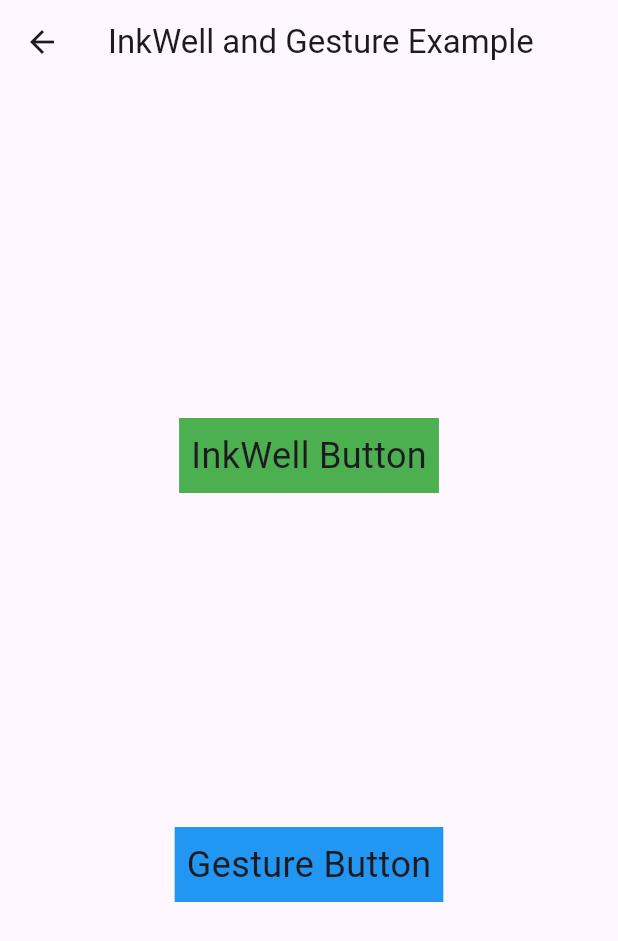
After one commit to thoilemba/flutter_practice, a Flutter app: the InkWellAndGestureExample screen opened directly, on a phone screen of 412 x 824 dp. The commit adds this screen. Shown: the top 941 px of the screen. Run offline on Flutter 3.47's test engine with Material 3 defaults, Android fonts, the phone set to English and light mode, and no system bars; our stand-ins replace better_player, connectivity_plus, dio, flutter_hooks, flutter_layout_grid, freezed_annotation and 5 more; missing offline and left inert: easy_pdf_viewer, flutter_windowmanager, fquery; accounts and stored records are empty; network calls fail.

Commit message:
Added some widgets examples

```diff
--- a/lib/external_packages_examples/http/fetching_example.dart
+++ b/lib/external_packages_examples/http/futurebuilder_example.dart
@@ -3,8 +3,8 @@ import 'dart:convert';
 import 'package:flutter/material.dart';
 import 'package:http/http.dart' as http;
 
-class FetchingExample extends StatelessWidget {
-  const FetchingExample({super.key});
+class FutureBuilderExample extends StatelessWidget {
+  const FutureBuilderExample({super.key});
 
   Future<Map<String, dynamic>> fetchData() async {
     final response = await http.get(Uri.parse('https://jsonplaceholder.typicode.com/todos/1'));
--- /dev/null
+++ b/lib/widgets_example/inheritedwidget_example.dart
@@ -0,0 +1,85 @@
+import 'package:flutter/material.dart';
+
+// https://api.flutter.dev/flutter/widgets/InheritedWidget-class.html
+
+// Define a custom InheritedWidget class to hold the shared data
+class MyInheritedWidget extends InheritedWidget {
+  // Data to be shared
+  final int counter;
+
+  // Constructor
+  const MyInheritedWidget({super.key,
+    required this.counter,
+    required Widget child,
+  }) : super(child: child);
+
+  // Static method to access the nearest ancestor instance of MyInheritedWidget
+  static MyInheritedWidget of(BuildContext context) {
+    // Calls the context.inheritFromWidgetOfExactType method to obtain the nearest ancestor of the given type
+    return context.dependOnInheritedWidgetOfExactType<MyInheritedWidget>()!;
+  }
+
+  // This method is called when the data changes and Flutter needs to determine whether to rebuild descendants
+  @override
+  bool updateShouldNotify(MyInheritedWidget oldWidget) {
+    // Return true if the data in this object is different from the data in the oldWidget
+    return counter != oldWidget.counter;
+  }
+}
+
+class InheritedWidgetExample extends StatefulWidget {
+  const InheritedWidgetExample({super.key});
+
+  @override
+  InheritedWidgetExampleState createState() => InheritedWidgetExampleState();
+}
+
+class InheritedWidgetExampleState extends State<InheritedWidgetExample> {
+  int _counter = 0;
+
+  void _incrementCounter() {
+    setState(() {
+      _counter++;
+    });
+  }
+
+  @override
+  Widget build(BuildContext context) {
+    return MaterialApp(
+      home: MyInheritedWidget(
+        counter: _counter, // Provide the shared data to the descendants
+        child: Scaffold(
+          appBar: AppBar(
+            title: const Text('InheritedWidget Example'),
+          ),
+          body: Center(
+            child: Column(
+              mainAxisAlignment: MainAxisAlignment.center,
+              children: <Widget>[
+                const Text(
+                  'Counter value:',
+                ),
+                // Use Builder widget to access the shared data from the InheritedWidget
+                Builder(
+                  builder: (context) {
+                    // Access the shared data using the of() method
+                    int counter = MyInheritedWidget.of(context).counter;
+                    return Text(
+                      '$counter',
+                      style: Theme.of(context).textTheme.headlineMedium,
+                    );
+                  },
+                ),
+              ],
+            ),
+          ),
+          floatingActionButton: FloatingActionButton(
+            onPressed: _incrementCounter,
+            tooltip: 'Increment',
+            child: const Icon(Icons.add),
+          ),
+        ),
+      ),
+    );
+  }
+}
--- /dev/null
+++ b/lib/widgets_example/inkwell_gesturedetector_example.dart
@@ -0,0 +1,67 @@
+import 'package:flutter/foundation.dart';
+import 'package:flutter/material.dart';
+
+/*
+  InkWell provides a Material Design ripple effect by default when tapped,
+  which is visually appealing and consistent with other Material Design elements.
+  GestureDetector does not provide any built-in visual feedback.
+  https://api.flutter.dev/flutter/material/InkWell-class.html
+  https://api.flutter.dev/flutter/widgets/GestureDetector-class.html
+ */
+class InkWellAndGestureExample extends StatelessWidget {
+  const InkWellAndGestureExample({Key? key}) : super(key: key);
+
+  @override
+  Widget build(BuildContext context) {
+    return Scaffold(
+      appBar: AppBar(
+        title: const Text('InkWell and Gesture Example'),
+      ),
+      body: Column(
+        mainAxisAlignment: MainAxisAlignment.spaceEvenly,
+        children: [
+          Center(
+            child: InkWell(
+              onTap: () {
+                // Handle the tap event
+                if (kDebugMode) {
+                  print('InkWell Button tapped!');
+                }
+              },
+              child: Ink(
+                color: Colors.green,
+                padding: const EdgeInsets.all(8),
+                child: const Text(
+                  'InkWell Button',
+                  style: TextStyle(
+                    fontSize: 24,
+                  ),
+                ),
+              ),
+            ),
+          ),
+          Center(
+            child: GestureDetector(
+              onTap: () {
+                // Handle the tap event
+                if (kDebugMode) {
+                  print('Gesture Button tapped!');
+                }
+              },
+              child: Ink(
+                color: Colors.blue,
+                padding: const EdgeInsets.all(8),
+                child: const Text(
+                  'Gesture Button',
+                  style: TextStyle(
+                    fontSize: 24,
+                  ),
+                ),
+              ),
+            ),
+          ),
+        ],
+      ),
+    );
+  }
+}
```
Also changed, not shown: lib/main.dart (+3 -4 lines), lib/widgets_example/constrainedbox_example.dart (added, +66 -0 lines), lib/widgets_example/container_example.dart (added, +30 -0 lines), lib/widgets_example/hero_widget_example.dart (added, +57 -0 lines), lib/widgets_example/layoutbuilder_example.dart (added, +49 -0 lines), lib/widgets_example/richtext_example.dart (added, +43 -0 lines), lib/widgets_example/textfield_textformfield_example.dart (added, +100 -0 lines), lib/widgets_example/wrap_example.dart (added, +40 -0 lines), 1 other file.
